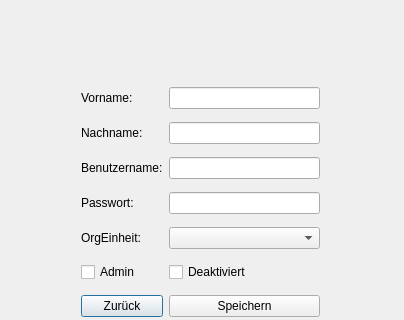
TrialAnd404/MyRepo, file ZitatErfassung/frmbenutzeraendern.ui: the form before one commit; both pictures show x 0 to 404 and y 0 to 320 of the 404 by 468 pixel window.
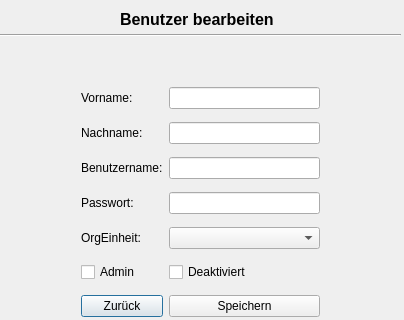
The form after the commit.

What changed in the file:
```diff
--- a/ZitatErfassung/frmbenutzeraendern.ui
+++ b/ZitatErfassung/frmbenutzeraendern.ui
@@ -13,7 +13,7 @@
   <property name="windowTitle">
    <string>Dialog</string>
   </property>
-  <widget class="QWidget" name="">
+  <widget class="QWidget" name="layoutWidget">
    <property name="geometry">
     <rect>
      <x>81</x>
@@ -103,6 +103,32 @@
     </item>
    </layout>
   </widget>
+  <widget class="Line" name="line_2">
+   <property name="geometry">
+    <rect>
+     <x>0</x>
+     <y>25</y>
+     <width>401</width>
+     <height>21</height>
+    </rect>
+   </property>
+   <property name="orientation">
+    <enum>Qt::Horizontal</enum>
+   </property>
+  </widget>
+  <widget class="QLabel" name="label">
+   <property name="geometry">
+    <rect>
+     <x>120</x>
+     <y>10</y>
+     <width>181</width>
+     <height>16</height>
+    </rect>
+   </property>
+   <property name="text">
+    <string>&lt;html&gt;&lt;head/&gt;&lt;body&gt;&lt;p&gt;&lt;span style=&quot; font-size:12pt; font-weight:600;&quot;&gt;Benutzer bearbeiten&lt;/span&gt;&lt;/p&gt;&lt;/body&gt;&lt;/html&gt;</string>
+   </property>
+  </widget>
  </widget>
  <resources/>
  <connections/>
```
